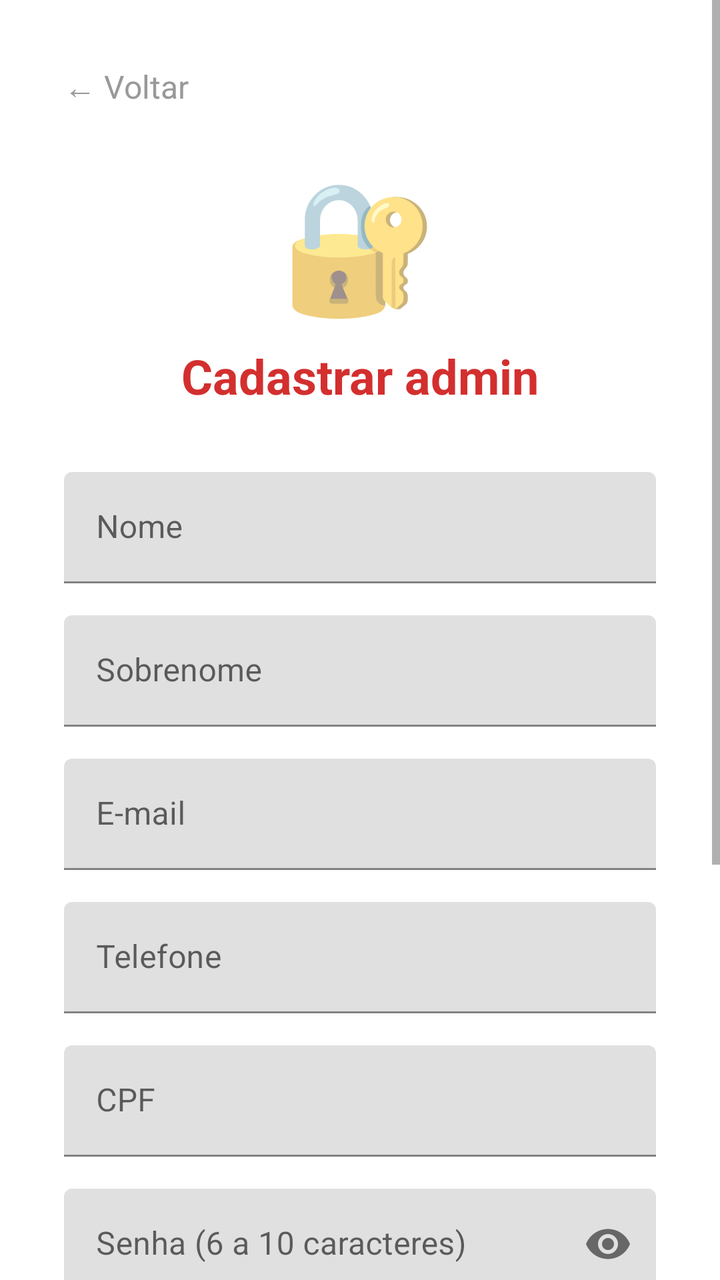
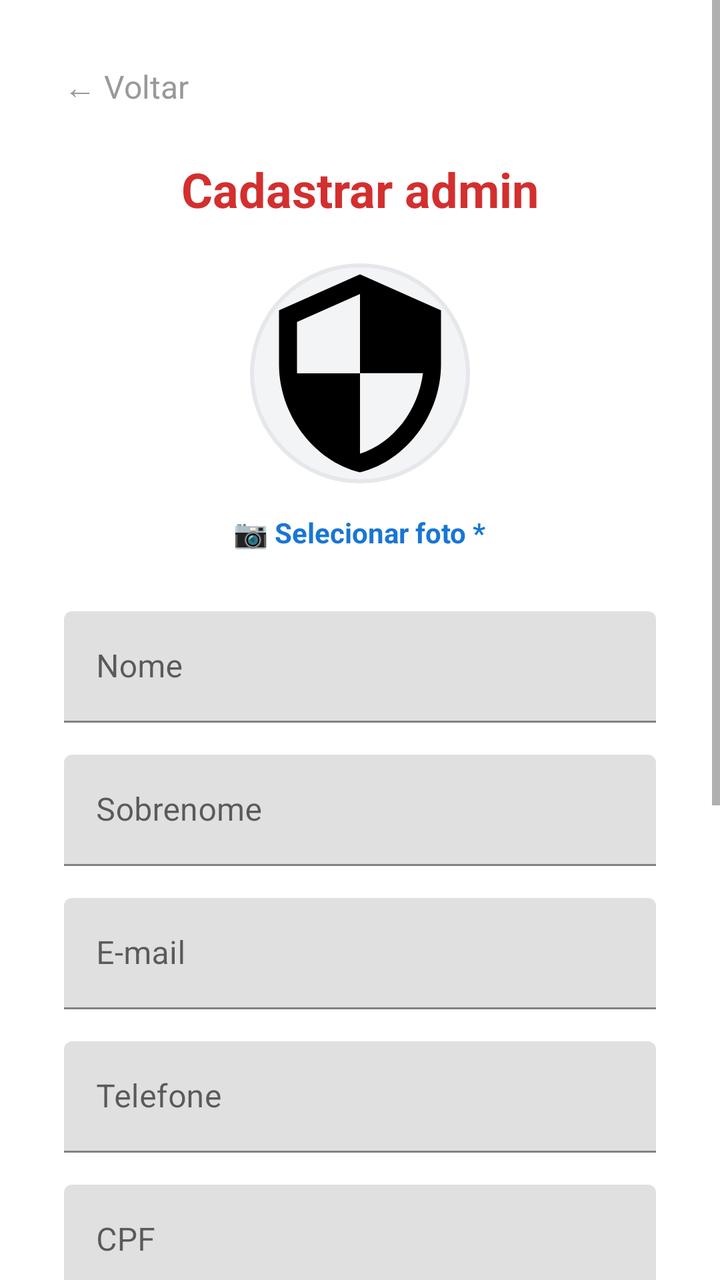

Screens rendered from an Android XML layout before and after an edit, with the pre-edit source and the edit as a unified diff.
<!-- AndroidManifest.xml: application theme Theme.MaterialComponents.Light.NoActionBar -->
<!-- res/layout/activity_cadastro_admin.xml -->
<?xml version="1.0" encoding="utf-8"?>
<ScrollView xmlns:android="http://schemas.android.com/apk/res/android"
    xmlns:app="http://schemas.android.com/apk/res-auto"
    xmlns:tools="http://schemas.android.com/tools"
    android:layout_width="match_parent"
    android:layout_height="match_parent"
    android:background="@android:color/white"
    android:fillViewport="true">

    <LinearLayout
        android:layout_width="match_parent"
        android:layout_height="wrap_content"
        android:orientation="vertical"
        android:padding="32dp"
        android:paddingTop="48dp"
        tools:context=".CadastroAdminActivity">

        <TextView
            android:id="@+id/btnVoltar"
            android:layout_width="wrap_content"
            android:layout_height="wrap_content"
            android:text="← Voltar"
            android:textSize="16sp"
            android:textColor="#999999"
            android:clickable="true"
            android:focusable="true"
            android:background="?attr/selectableItemBackground"
            android:layout_marginBottom="24dp" />

        <LinearLayout
            android:layout_width="match_parent"
            android:layout_height="wrap_content"
            android:orientation="vertical"
            android:gravity="center_horizontal">

            <TextView
                android:layout_width="wrap_content"
                android:layout_height="wrap_content"
                android:text="🔐"
                android:textSize="64sp"
                android:layout_marginBottom="8dp" />

            <TextView
                android:layout_width="wrap_content"
                android:layout_height="wrap_content"
                android:text="Cadastrar admin"
                android:textSize="24sp"
                android:textStyle="bold"
                android:textColor="#D32F2F"
                android:layout_marginBottom="32dp" />

            <com.google.android.material.textfield.TextInputLayout
                android:layout_width="match_parent"
                android:layout_height="wrap_content"
                android:layout_marginBottom="16dp">

                <com.google.android.material.textfield.TextInputEditText
                    android:id="@+id/edtNome"
                    android:layout_width="match_parent"
                    android:layout_height="wrap_content"
                    android:hint="Nome"
                    android:inputType="textCapWords|textPersonName"
                    android:maxLines="1" />
            </com.google.android.material.textfield.TextInputLayout>

            <com.google.android.material.textfield.TextInputLayout
                android:layout_width="match_parent"
                android:layout_height="wrap_content"
                android:layout_marginBottom="16dp">

                <com.google.android.material.textfield.TextInputEditText
                    android:id="@+id/edtSobrenome"
                    android:layout_width="match_parent"
                    android:layout_height="wrap_content"
                    android:hint="Sobrenome"
                    android:inputType="textCapWords|textPersonName"
                    android:maxLines="1" />
            </com.google.android.material.textfield.TextInputLayout>

            <com.google.android.material.textfield.TextInputLayout
                android:layout_width="match_parent"
                android:layout_height="wrap_content"
                android:layout_marginBottom="16dp">

                <com.google.android.material.textfield.TextInputEditText
                    android:id="@+id/edtEmail"
                    android:layout_width="match_parent"
                    android:layout_height="wrap_content"
                    android:hint="E-mail"
                    android:inputType="textEmailAddress"
                    android:maxLines="1" />
            </com.google.android.material.textfield.TextInputLayout>

            <com.google.android.material.textfield.TextInputLayout
                android:layout_width="match_parent"
                android:layout_height="wrap_content"
                android:layout_marginBottom="16dp">

                <com.google.android.material.textfield.TextInputEditText
                    android:id="@+id/edtTelefone"
                    android:layout_width="match_parent"
                    android:layout_height="wrap_content"
                    android:hint="Telefone"
                    android:inputType="phone"
                    android:maxLines="1" />
            </com.google.android.material.textfield.TextInputLayout>

            <com.google.android.material.textfield.TextInputLayout
                android:layout_width="match_parent"
                android:layout_height="wrap_content"
                android:layout_marginBottom="16dp">

                <com.google.android.material.textfield.TextInputEditText
                    android:id="@+id/edtCpf"
                    android:layout_width="match_parent"
                    android:layout_height="wrap_content"
                    android:hint="CPF"
                    android:inputType="number"
                    android:digits="0123456789.-"
                    android:maxLength="14"
                    android:maxLines="1" />
            </com.google.android.material.textfield.TextInputLayout>

            <com.google.android.material.textfield.TextInputLayout
                android:layout_width="match_parent"
                android:layout_height="wrap_content"
                android:layout_marginBottom="16dp"
                app:endIconMode="password_toggle">

                <com.google.android.material.textfield.TextInputEditText
                    android:id="@+id/edtSenha"
                    android:layout_width="match_parent"
                    android:layout_height="wrap_content"
                    android:hint="Senha (6 a 10 caracteres)"
                    android:inputType="textPassword"
                    android:maxLength="10"
                    android:maxLines="1" />
            </com.google.android.material.textfield.TextInputLayout>

            <com.google.android.material.textfield.TextInputLayout
                android:layout_width="match_parent"
                android:layout_height="wrap_content"
                android:layout_marginBottom="24dp"
                app:endIconMode="password_toggle">

                <com.google.android.material.textfield.TextInputEditText
                    android:id="@+id/edtConfirmarSenha"
                    android:layout_width="match_parent"
                    android:layout_height="wrap_content"
                    android:hint="Confirmar senha"
                    android:inputType="textPassword"
                    android:maxLength="10"
                    android:maxLines="1" />
            </com.google.android.material.textfield.TextInputLayout>

            <TextView
                android:layout_width="match_parent"
                android:layout_height="wrap_content"
                android:text="Autorização do administrador master"
                android:textSize="15sp"
                android:textStyle="bold"
                android:textColor="#333333"
                android:layout_marginBottom="8dp" />

            <com.google.android.material.textfield.TextInputLayout
                android:layout_width="match_parent"
                android:layout_height="wrap_content"
                android:layout_marginBottom="24dp"
                app:endIconMode="password_toggle">

                <com.google.android.material.textfield.TextInputEditText
                    android:id="@+id/edtSenhaMaster"
                    android:layout_width="match_parent"
                    android:layout_height="wrap_content"
                    android:hint="Senha do administrador master"
                    android:inputType="textPassword"
                    android:maxLines="1" />
            </com.google.android.material.textfield.TextInputLayout>

            <com.google.android.material.button.MaterialButton
                android:id="@+id/btnCadastrar"
                android:layout_width="match_parent"
                android:layout_height="wrap_content"
                android:padding="14dp"
                android:text="CADASTRAR"
                android:textSize="16sp"
                android:textColor="@android:color/white"
                android:backgroundTint="#2196F3"
                app:cornerRadius="12dp" />

            <ProgressBar
                android:id="@+id/progressBar"
                android:layout_width="wrap_content"
                android:layout_height="wrap_content"
                android:layout_marginTop="16dp"
                android:visibility="gone" />

        </LinearLayout>
    </LinearLayout>
</ScrollView>
<!-- resources referenced by this layout -->
<resources>

</resources>

<!-- the commit's change to res/layout/activity_cadastro_admin.xml (unified diff, before → after) -->
@@ -34,20 +34,42 @@
             android:gravity="center_horizontal">
 
             <TextView
-                android:layout_width="wrap_content"
-                android:layout_height="wrap_content"
-                android:text="🔐"
-                android:textSize="64sp"
-                android:layout_marginBottom="8dp" />
-
-            <TextView
+                android:id="@+id/tvTituloCadastroAdmin"
                 android:layout_width="wrap_content"
                 android:layout_height="wrap_content"
                 android:text="Cadastrar admin"
                 android:textSize="24sp"
                 android:textStyle="bold"
                 android:textColor="#D32F2F"
-                android:layout_marginBottom="32dp" />
+                android:layout_marginBottom="20dp" />
+
+            
+            <com.google.android.material.imageview.ShapeableImageView
+                android:id="@+id/ivFotoAdmin"
+                android:layout_width="112dp"
+                android:layout_height="112dp"
+                android:background="@color/admin_chip"
+                android:padding="2dp"
+                android:scaleType="centerCrop"
+                android:src="@drawable/ic_admin"
+                app:shapeAppearanceOverlay="@style/AdminLogoCircular"
+                app:strokeColor="@color/admin_borda"
+                app:strokeWidth="2dp" />
+
+            <TextView
+                android:id="@+id/tvSelecionarFotoAdmin"
+                android:layout_width="wrap_content"
+                android:layout_height="wrap_content"
+                android:layout_marginTop="8dp"
+                android:layout_marginBottom="24dp"
+                android:background="?attr/selectableItemBackground"
+                android:clickable="true"
+                android:focusable="true"
+                android:padding="6dp"
+                android:text="📷 Selecionar foto *"
+                android:textColor="#1976D2"
+                android:textSize="14sp"
+                android:textStyle="bold" />
 
             <com.google.android.material.textfield.TextInputLayout
                 android:layout_width="match_parent"
@@ -120,6 +142,13 @@
                     android:maxLength="14"
                     android:maxLines="1" />
             </com.google.android.material.textfield.TextInputLayout>
+
+            
+            <LinearLayout
+                android:id="@+id/layoutSenhas"
+                android:layout_width="match_parent"
+                android:layout_height="wrap_content"
+                android:orientation="vertical">
 
             <com.google.android.material.textfield.TextInputLayout
                 android:layout_width="match_parent"
@@ -176,6 +205,7 @@
                     android:inputType="textPassword"
                     android:maxLines="1" />
             </com.google.android.material.textfield.TextInputLayout>
+            </LinearLayout>
 
             <com.google.android.material.button.MaterialButton
                 android:id="@+id/btnCadastrar"
@@ -188,6 +218,20 @@
                 android:backgroundTint="#2196F3"
                 app:cornerRadius="12dp" />
 
+            
+            <com.google.android.material.button.MaterialButton
+                android:id="@+id/btnExcluir"
+                style="@style/Widget.MaterialComponents.Button.OutlinedButton"
+                android:layout_width="match_parent"
+                android:layout_height="wrap_content"
+                android:layout_marginTop="12dp"
+                android:padding="12dp"
+                android:text="EXCLUIR MEU PERFIL"
+                android:textColor="@color/admin_vermelho"
+                android:visibility="gone"
+                app:cornerRadius="12dp"
+                app:strokeColor="@color/admin_vermelho" />
+
             <ProgressBar
                 android:id="@+id/progressBar"
                 android:layout_width="wrap_content"
<!-- resource entries referenced after the edit -->
@@ -1,5 +1,21 @@
 <!-- resources referenced by this layout -->
 <resources>
-
+  <color name="admin_borda">#E5E7EB</color>
+  <color name="admin_chip">#F3F4F6</color>
+  <color name="admin_vermelho">#D32F2F</color>
+  <!-- drawable ic_admin (drawable) -->
+  <vector xmlns:android="http://schemas.android.com/apk/res/android"
+      android:width="24dp"
+      android:height="24dp"
+      android:viewportWidth="24"
+      android:viewportHeight="24">
+      <path
+          android:fillColor="#FF000000"
+          android:pathData="M12,1L3,5v6c0,5.55 3.84,10.74 9,12 5.16,-1.26 9,-6.45 9,-12V5l-9,-4zM12,11.99h7c-0.53,4.12 -3.28,7.79 -7,8.94V12H5V6.3l7,-3.11v8.8z"/>
+  </vector>
+  <style name="AdminLogoCircular">
+          <item name="cornerFamily">rounded</item>
+          <item name="cornerSize">50%</item>
+      </style>
 </resources>
 
